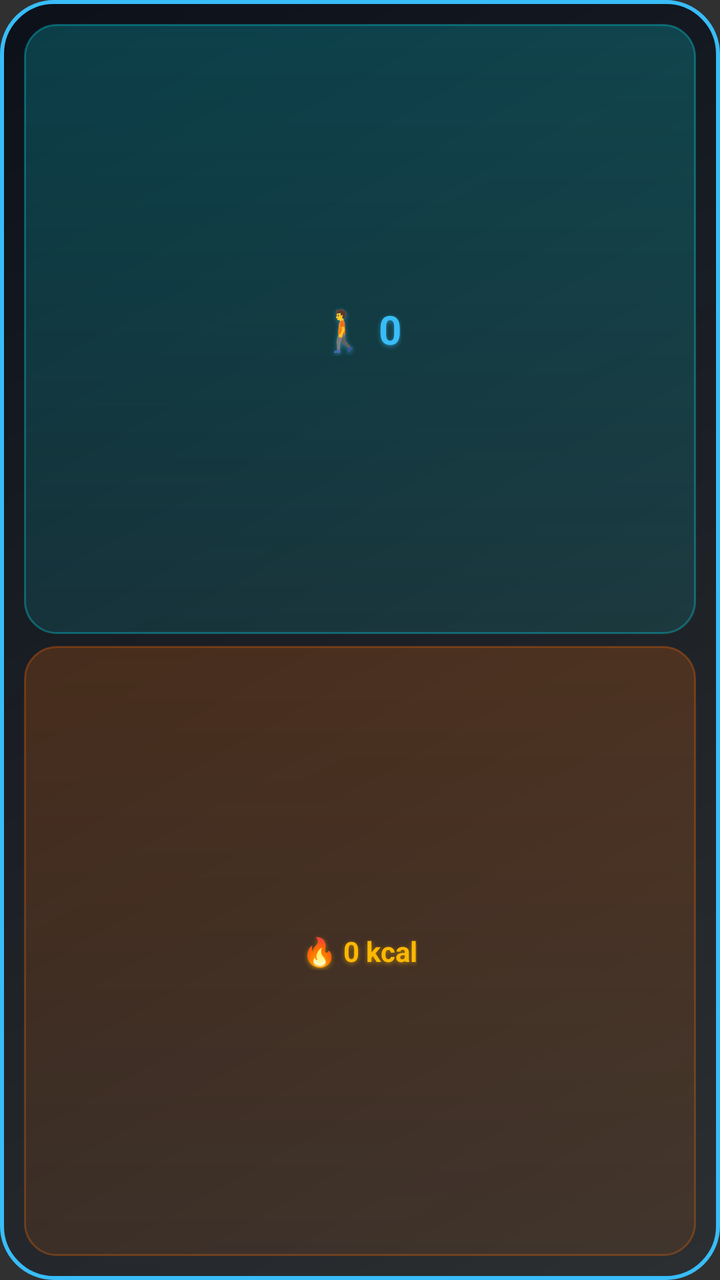
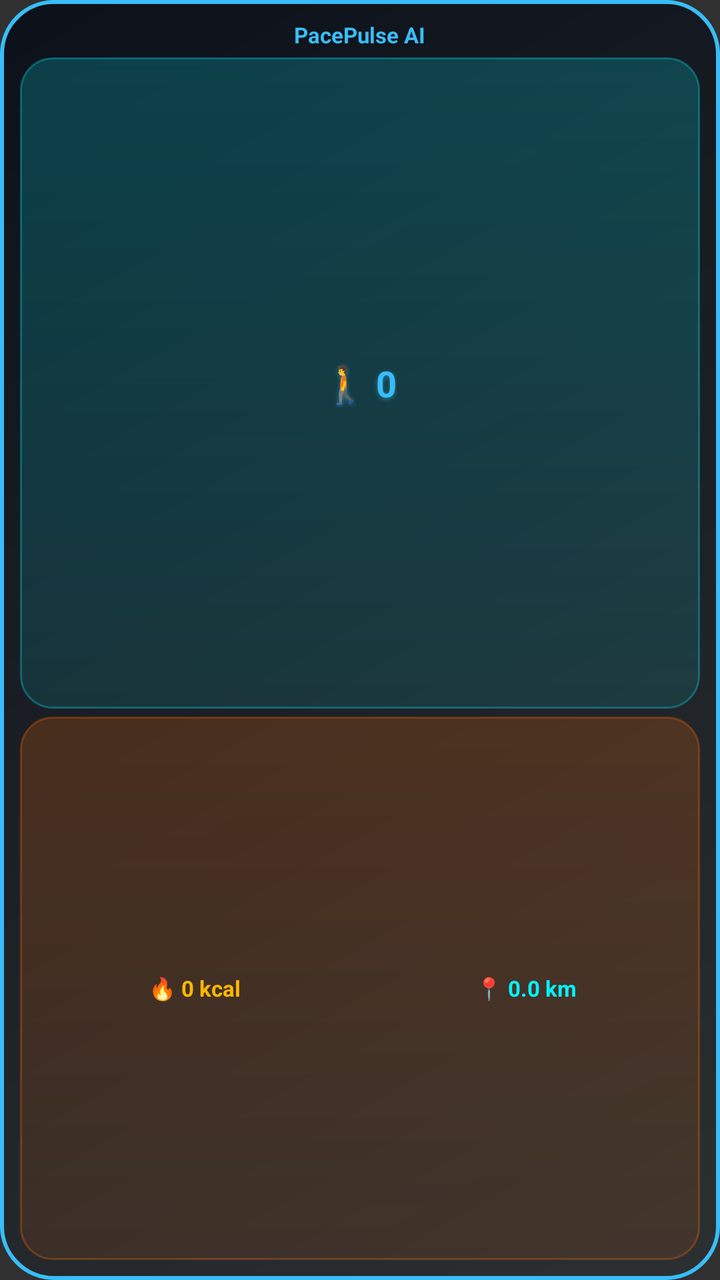

Two renders of the same Android screen: before a commit and after it. Below are the layout's source before the change and the commit's diff.
<!-- AndroidManifest.xml: application theme android:Theme.Material.NoActionBar -->
<!-- res/layout/pace_pulse_widget_glass.xml -->
<?xml version="1.0" encoding="utf-8"?>
<LinearLayout xmlns:android="http://schemas.android.com/apk/res/android"
    android:id="@+id/widget_root"
    android:layout_width="match_parent"
    android:layout_height="match_parent"
    android:orientation="vertical"
    android:padding="12dp"
    android:background="@drawable/widget_background_glass"
    android:gravity="center">

    
    <LinearLayout
        android:layout_width="match_parent"
        android:layout_height="0dp"
        android:layout_weight="1"
        android:orientation="vertical"
        android:gravity="center"
        android:background="@drawable/widget_pill_steps"
        android:padding="6dp"
        android:layout_marginBottom="6dp">

        <TextView
            android:id="@+id/widget_steps"
            android:layout_width="wrap_content"
            android:layout_height="wrap_content"
            android:text="🚶 0"
            android:textColor="#38BDF8"
            android:textSize="20sp"
            android:textStyle="bold"
            android:shadowColor="#8038BDF8"
            android:shadowDx="0"
            android:shadowDy="2"
            android:shadowRadius="6"
            android:gravity="center" />
    </LinearLayout>

    
    <LinearLayout
        android:layout_width="match_parent"
        android:layout_height="0dp"
        android:layout_weight="1"
        android:orientation="vertical"
        android:gravity="center"
        android:background="@drawable/widget_pill_calories"
        android:padding="6dp">

        <TextView
            android:id="@+id/widget_calories"
            android:layout_width="wrap_content"
            android:layout_height="wrap_content"
            android:text="🔥 0 kcal"
            android:textColor="#FFB800"
            android:textSize="14sp"
            android:textStyle="bold"
            android:shadowColor="#80FFB800"
            android:shadowDx="0"
            android:shadowDy="2"
            android:shadowRadius="6"
            android:gravity="center" />
    </LinearLayout>

</LinearLayout>
<!-- resources referenced by this layout -->
<resources>
  <!-- drawable widget_background_glass (drawable) -->
  <?xml version="1.0" encoding="utf-8"?>
  <shape xmlns:android="http://schemas.android.com/apk/res/android"
      android:shape="rectangle">
      <gradient
          android:angle="135"
          android:startColor="#2A102A3A"
          android:endColor="#D0040914"
          android:type="linear" />
      <corners android:radius="26dp" />
      <stroke
          android:width="2dp"
          android:color="#38BDF8" />
  </shape>
  <!-- drawable widget_pill_calories (drawable) -->
  <?xml version="1.0" encoding="utf-8"?>
  <shape xmlns:android="http://schemas.android.com/apk/res/android"
      android:shape="rectangle">
      <gradient
          android:angle="90"
          android:startColor="#1AFF6B00"
          android:endColor="#33FF6B00"
          android:type="linear" />
      <corners android:radius="16dp" />
      <stroke
          android:width="1dp"
          android:color="#4DFF6B00" />
  </shape>
  <!-- drawable widget_pill_steps (drawable) -->
  <?xml version="1.0" encoding="utf-8"?>
  <shape xmlns:android="http://schemas.android.com/apk/res/android"
      android:shape="rectangle">
      <gradient
          android:angle="90"
          android:startColor="#1A00F2FE"
          android:endColor="#3300F2FE"
          android:type="linear" />
      <corners android:radius="16dp" />
      <stroke
          android:width="1dp"
          android:color="#4D00F2FE" />
  </shape>
</resources>

<!-- the commit's change to res/layout/pace_pulse_widget_glass.xml (unified diff, before → after) -->
@@ -4,20 +4,30 @@
     android:layout_width="match_parent"
     android:layout_height="match_parent"
     android:orientation="vertical"
-    android:padding="12dp"
+    android:padding="10dp"
     android:background="@drawable/widget_background_glass"
     android:gravity="center">
+
+    
+    <TextView
+        android:layout_width="wrap_content"
+        android:layout_height="wrap_content"
+        android:text="PacePulse AI"
+        android:textColor="#38BDF8"
+        android:textSize="11sp"
+        android:textStyle="bold"
+        android:layout_marginBottom="4dp" />
 
     
     <LinearLayout
         android:layout_width="match_parent"
         android:layout_height="0dp"
-        android:layout_weight="1"
+        android:layout_weight="1.2"
         android:orientation="vertical"
         android:gravity="center"
         android:background="@drawable/widget_pill_steps"
-        android:padding="6dp"
-        android:layout_marginBottom="6dp">
+        android:padding="4dp"
+        android:layout_marginBottom="4dp">
 
         <TextView
             android:id="@+id/widget_steps"
@@ -25,7 +35,7 @@
             android:layout_height="wrap_content"
             android:text="🚶 0"
             android:textColor="#38BDF8"
-            android:textSize="20sp"
+            android:textSize="18sp"
             android:textStyle="bold"
             android:shadowColor="#8038BDF8"
             android:shadowDx="0"
@@ -39,24 +49,31 @@
         android:layout_width="match_parent"
         android:layout_height="0dp"
         android:layout_weight="1"
-        android:orientation="vertical"
+        android:orientation="horizontal"
         android:gravity="center"
         android:background="@drawable/widget_pill_calories"
-        android:padding="6dp">
+        android:padding="4dp">
 
         <TextView
             android:id="@+id/widget_calories"
-            android:layout_width="wrap_content"
+            android:layout_width="0dp"
             android:layout_height="wrap_content"
+            android:layout_weight="1"
             android:text="🔥 0 kcal"
             android:textColor="#FFB800"
-            android:textSize="14sp"
+            android:textSize="11sp"
             android:textStyle="bold"
-            android:shadowColor="#80FFB800"
-            android:shadowDx="0"
-            android:shadowDy="2"
-            android:shadowRadius="6"
+            android:gravity="center" />
+
+        <TextView
+            android:id="@+id/widget_distance"
+            android:layout_width="0dp"
+            android:layout_height="wrap_content"
+            android:layout_weight="1"
+            android:text="📍 0.0 km"
+            android:textColor="#00F2FE"
+            android:textSize="11sp"
+            android:textStyle="bold"
             android:gravity="center" />
     </LinearLayout>
-
 </LinearLayout>
